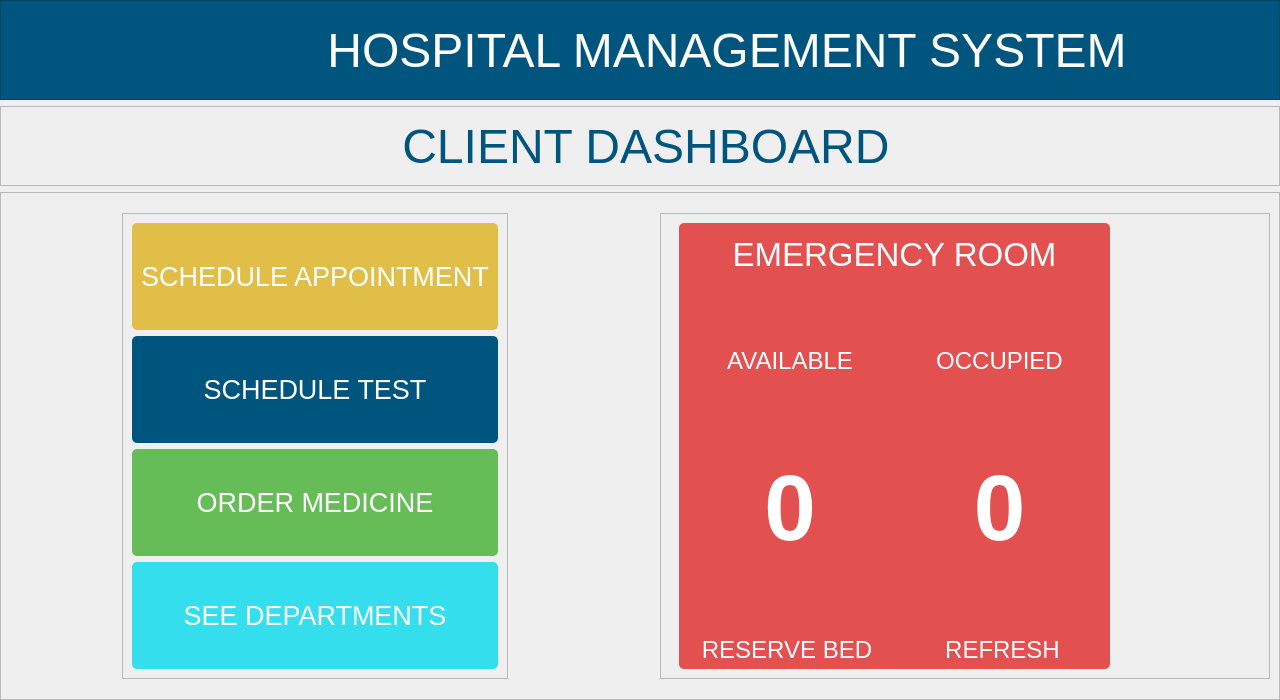
Qt form hospital_management_system/layouts/client/homepage_client.ui (leviathan003/Python) before a commit.
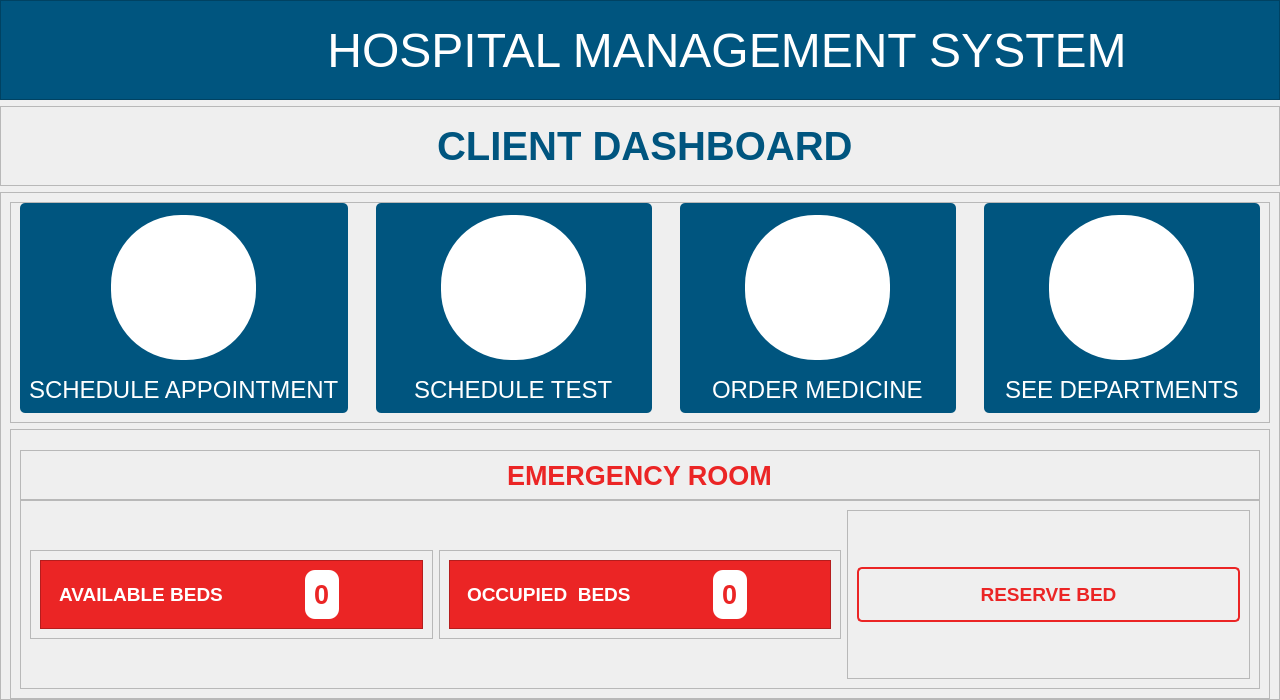
The same form after that commit. Icons and pictures are not drawn.

Diff of the .ui file:
```diff
--- a/hospital_management_system/layouts/client/homepage_client.ui
+++ b/hospital_management_system/layouts/client/homepage_client.ui
@@ -188,6 +188,12 @@
     </item>
     <item>
      <widget class="QFrame" name="frame_15">
+      <property name="minimumSize">
+       <size>
+        <width>0</width>
+        <height>80</height>
+       </size>
+      </property>
       <property name="maximumSize">
        <size>
         <width>16777215</width>
@@ -211,7 +217,9 @@
         <widget class="QLabel" name="label_19">
          <property name="font">
           <font>
-           <pointsize>36</pointsize>
+           <pointsize>30</pointsize>
+           <weight>75</weight>
+           <bold>true</bold>
           </font>
          </property>
          <property name="styleSheet">
@@ -226,41 +234,49 @@
      </widget>
     </item>
     <item>
-     <widget class="QFrame" name="frame_2">
-      <property name="styleSheet">
-       <string notr="true"/>
-      </property>
+     <widget class="QFrame" name="frame">
       <property name="frameShape">
        <enum>QFrame::StyledPanel</enum>
       </property>
       <property name="frameShadow">
        <enum>QFrame::Raised</enum>
       </property>
-      <layout class="QHBoxLayout" name="horizontalLayout_2">
-       <property name="spacing">
-        <number>40</number>
-       </property>
-       <property name="topMargin">
-        <number>20</number>
-       </property>
-       <property name="bottomMargin">
-        <number>20</number>
-       </property>
-       <item alignment="Qt::AlignHCenter">
-        <widget class="QFrame" name="grid_user_data">
+      <layout class="QVBoxLayout" name="verticalLayout_3">
+       <item>
+        <widget class="QFrame" name="frame_2">
          <property name="frameShape">
           <enum>QFrame::StyledPanel</enum>
          </property>
          <property name="frameShadow">
           <enum>QFrame::Raised</enum>
          </property>
-         <layout class="QVBoxLayout" name="verticalLayout_5">
-          <item>
-           <widget class="QFrame" name="appnt_frame">
+         <layout class="QGridLayout" name="gridLayout">
+          <property name="topMargin">
+           <number>0</number>
+          </property>
+          <property name="bottomMargin">
+           <number>9</number>
+          </property>
+          <property name="horizontalSpacing">
+           <number>28</number>
+          </property>
+          <property name="verticalSpacing">
+           <number>0</number>
+          </property>
+          <item row="0" column="1">
+           <widget class="QFrame" name="sch_test_frame">
+            <property name="maximumSize">
+             <size>
+              <width>16777215</width>
+              <height>210</height>
+             </size>
+            </property>
+            <property name="cursor">
+             <cursorShape>PointingHandCursor</cursorShape>
+            </property>
             <property name="styleSheet">
-             <string notr="true">background-color:#E0BE47;
-border-radius:5px;
-color:white;</string>
+             <string notr="true">background-color:rgb(0, 85, 127);
+border-radius:5px;</string>
             </property>
             <property name="frameShape">
              <enum>QFrame::StyledPanel</enum>
@@ -268,84 +284,197 @@
             <property name="frameShadow">
              <enum>QFrame::Raised</enum>
             </property>
-            <layout class="QVBoxLayout" name="verticalLayout_6">
+            <layout class="QVBoxLayout" name="verticalLayout_5">
              <property name="spacing">
-              <number>6</number>
+              <number>20</number>
              </property>
-             <item>
-              <widget class="QLabel" name="label_7">
-               <property name="font">
-                <font>
-                 <pointsize>20</pointsize>
-                </font>
-               </property>
-               <property name="cursor">
-                <cursorShape>PointingHandCursor</cursorShape>
+             <property name="topMargin">
+              <number>12</number>
+             </property>
+             <item alignment="Qt::AlignHCenter">
+              <widget class="QFrame" name="frame_9">
+               <property name="minimumSize">
+                <size>
+                 <width>145</width>
+                 <height>145</height>
+                </size>
                </property>
                <property name="styleSheet">
-                <string notr="true"/>
+                <string notr="true">background:white;
+border-radius:70px;</string>
                </property>
-               <property name="text">
-                <string>SCHEDULE APPOINTMENT</string>
+               <property name="frameShape">
+                <enum>QFrame::StyledPanel</enum>
                </property>
-               <property name="alignment">
-                <set>Qt::AlignCenter</set>
+               <property name="frameShadow">
+                <enum>QFrame::Raised</enum>
                </property>
-               <property name="margin">
-                <number>6</number>
-               </property>
+               <layout class="QGridLayout" name="gridLayout_5">
+                <item row="0" column="0">
+                 <widget class="QLabel" name="label_9">
+                  <property name="minimumSize">
+                   <size>
+                    <width>100</width>
+                    <height>80</height>
+                   </size>
+                  </property>
+                  <property name="maximumSize">
+                   <size>
+                    <width>100</width>
+                    <height>80</height>
+                   </size>
+                  </property>
+                  <property name="text">
+                   <string/>
+                  </property>
+                  <property name="pixmap">
+                   <pixmap resource="../../assets/resources.qrc">:/reosurces_logo/test-tube-8-svgrepo-com.svg</pixmap>
+                  </property>
+                  <property name="scaledContents">
+                   <bool>true</bool>
+                  </property>
+                 </widget>
+                </item>
+               </layout>
               </widget>
              </item>
-            </layout>
-           </widget>
-          </item>
-          <item>
-           <widget class="QFrame" name="tests_frame">
-            <property name="cursor">
-             <cursorShape>ArrowCursor</cursorShape>
-            </property>
-            <property name="styleSheet">
-             <string notr="true">background-color:rgb(0, 85, 127);
-border-radius:5px;
-color:white;</string>
-            </property>
-            <property name="frameShape">
-             <enum>QFrame::StyledPanel</enum>
-            </property>
-            <property name="frameShadow">
-             <enum>QFrame::Raised</enum>
-            </property>
-            <layout class="QVBoxLayout" name="verticalLayout_7">
-             <item>
-              <widget class="QLabel" name="label_10">
+             <item alignment="Qt::AlignHCenter">
+              <widget class="QLabel" name="label_2">
                <property name="font">
                 <font>
-                 <pointsize>20</pointsize>
+                 <pointsize>18</pointsize>
                 </font>
                </property>
-               <property name="cursor">
-                <cursorShape>PointingHandCursor</cursorShape>
+               <property name="styleSheet">
+                <string notr="true">text-align: center;
+color:white;</string>
                </property>
                <property name="text">
                 <string>SCHEDULE TEST</string>
                </property>
-               <property name="alignment">
-                <set>Qt::AlignCenter</set>
+              </widget>
+             </item>
+            </layout>
+           </widget>
+          </item>
+          <item row="0" column="0">
+           <widget class="QFrame" name="sch_appnt_frame">
+            <property name="maximumSize">
+             <size>
+              <width>16777215</width>
+              <height>210</height>
+             </size>
+            </property>
+            <property name="cursor">
+             <cursorShape>PointingHandCursor</cursorShape>
+            </property>
+            <property name="styleSheet">
+             <string notr="true">background-color:rgb(0, 85, 127);
+border-radius:5px;</string>
+            </property>
+            <property name="frameShape">
+             <enum>QFrame::StyledPanel</enum>
+            </property>
+            <property name="frameShadow">
+             <enum>QFrame::Raised</enum>
+            </property>
+            <layout class="QVBoxLayout" name="verticalLayout_4">
+             <property name="spacing">
+              <number>20</number>
+             </property>
+             <property name="topMargin">
+              <number>12</number>
+             </property>
+             <item alignment="Qt::AlignHCenter">
+              <widget class="QFrame" name="frame_8">
+               <property name="minimumSize">
+                <size>
+                 <width>145</width>
+                 <height>145</height>
+                </size>
                </property>
-               <property name="margin">
-                <number>6</number>
+               <property name="maximumSize">
+                <size>
+                 <width>145</width>
+                 <height>145</height>
+                </size>
                </property>
+               <property name="styleSheet">
+                <string notr="true">background:white;
+border-radius:70px;
+align-contents:center;</string>
+               </property>
+               <property name="frameShape">
+                <enum>QFrame::StyledPanel</enum>
+               </property>
+               <property name="frameShadow">
+                <enum>QFrame::Raised</enum>
+               </property>
+               <layout class="QGridLayout" name="gridLayout_4">
+                <property name="topMargin">
+                 <number>9</number>
+                </property>
+                <item row="0" column="0">
+                 <widget class="QLabel" name="label_8">
+                  <property name="minimumSize">
+                   <size>
+                    <width>80</width>
+                    <height>80</height>
+                   </size>
+                  </property>
+                  <property name="maximumSize">
+                   <size>
+                    <width>80</width>
+                    <height>80</height>
+                   </size>
+                  </property>
+                  <property name="text">
+                   <string/>
+                  </property>
+                  <property name="pixmap">
+                   <pixmap resource="../../assets/resources.qrc">:/reosurces_logo/calendar-svgrepo-com.svg</pixmap>
+                  </property>
+                  <property name="scaledContents">
+                   <bool>true</bool>
+                  </property>
+                 </widget>
+                </item>
+               </layout>
               </widget>
              </item>
+             <item alignment="Qt::AlignHCenter">
+              <widget class="QLabel" name="label">
+               <property name="font">
+                <font>
+                 <pointsize>18</pointsize>
+                </font>
+               </property>
+               <property name="styleSheet">
+                <string notr="true">text-align:center;
+color:white;</string>
+               </property>
+               <property name="text">
+                <string>SCHEDULE APPOINTMENT</string>
+               </property>
+              </widget>
+             </item>
             </layout>
            </widget>
           </item>
-          <item>
-           <widget class="QFrame" name="orders_frame">
+          <item row="0" column="2">
+           <widget class="QFrame" name="order_med_frame">
+            <property name="maximumSize">
+             <size>
+              <width>16777215</width>
+              <height>210</height>
+             </size>
+            </property>
+            <property name="cursor">
+             <cursorShape>PointingHandCursor</cursorShape>
+            </property>
             <property name="styleSheet">
-             <string notr="true">background-color:#66bd58;
-border-radius:5px;
-color:white;</string>
+             <string notr="true">background-color:rgb(0, 85, 127);
+border-radius:5px;</string>
             </property>
             <property name="frameShape">
              <enum>QFrame::StyledPanel</enum>
@@ -353,37 +482,93 @@
             <property name="frameShadow">
              <enum>QFrame::Raised</enum>
             </property>
-            <layout class="QVBoxLayout" name="verticalLayout_8">
-             <item>
-              <widget class="QLabel" name="label_13">
+            <layout class="QVBoxLayout" name="verticalLayout_6">
+             <property name="spacing">
+              <number>20</number>
+             </property>
+             <property name="topMargin">
+              <number>12</number>
+             </property>
+             <item alignment="Qt::AlignHCenter">
+              <widget class="QFrame" name="frame_10">
+               <property name="minimumSize">
+                <size>
+                 <width>145</width>
+                 <height>145</height>
+                </size>
+               </property>
+               <property name="styleSheet">
+                <string notr="true">background:white;
+border-radius:70px;</string>
+               </property>
+               <property name="frameShape">
+                <enum>QFrame::StyledPanel</enum>
+               </property>
+               <property name="frameShadow">
+                <enum>QFrame::Raised</enum>
+               </property>
+               <layout class="QGridLayout" name="gridLayout_6">
+                <item row="0" column="0">
+                 <widget class="QLabel" name="label_10">
+                  <property name="minimumSize">
+                   <size>
+                    <width>75</width>
+                    <height>85</height>
+                   </size>
+                  </property>
+                  <property name="maximumSize">
+                   <size>
+                    <width>75</width>
+                    <height>85</height>
+                   </size>
+                  </property>
+                  <property name="text">
+                   <string/>
+                  </property>
+                  <property name="pixmap">
+                   <pixmap resource="../../assets/resources.qrc">:/reosurces_logo/medicine-bottle-svgrepo-com.svg</pixmap>
+                  </property>
+                  <property name="scaledContents">
+                   <bool>true</bool>
+                  </property>
+                 </widget>
+                </item>
+               </layout>
+              </widget>
+             </item>
+             <item alignment="Qt::AlignHCenter">
+              <widget class="QLabel" name="label_3">
                <property name="font">
                 <font>
-                 <pointsize>20</pointsize>
+                 <pointsize>18</pointsize>
                 </font>
                </property>
-               <property name="cursor">
-                <cursorShape>PointingHandCursor</cursorShape>
+               <property name="styleSheet">
+                <string notr="true">text-align:center;
+color:white;</string>
                </property>
                <property name="text">
                 <string>ORDER MEDICINE</string>
                </property>
-               <property name="alignment">
-                <set>Qt::AlignCenter</set>
-               </property>
-               <property name="margin">
-                <number>6</number>
-               </property>
               </widget>
              </item>
             </layout>
            </widget>
           </item>
-          <item>
-           <widget class="QFrame" name="depts_frame">
+          <item row="0" column="3">
+           <widget class="QFrame" name="see_dept_frame">
+            <property name="maximumSize">
+             <size>
+              <width>16777215</width>
+              <height>210</height>
+             </size>
+            </property>
+            <property name="cursor">
+             <cursorShape>PointingHandCursor</cursorShape>
+            </property>
             <property name="styleSheet">
-             <string notr="true">background-color:#34deed;
-border-radius:5px;
-color:white;</string>
+             <string notr="true">background-color:rgb(0, 85, 127);
+border-radius:5px;</string>
             </property>
             <property name="frameShape">
              <enum>QFrame::StyledPanel</enum>
@@ -391,32 +576,77 @@
             <property name="frameShadow">
              <enum>QFrame::Raised</enum>
             </property>
-            <layout class="QVBoxLayout" name="verticalLayout_9">
+            <layout class="QVBoxLayout" name="verticalLayout_7">
              <property name="spacing">
-              <number>6</number>
+              <number>20</number>
              </property>
-             <item>
-              <widget class="QLabel" name="label_8">
+             <property name="topMargin">
+              <number>12</number>
+             </property>
+             <item alignment="Qt::AlignHCenter">
+              <widget class="QFrame" name="frame_11">
+               <property name="minimumSize">
+                <size>
+                 <width>145</width>
+                 <height>145</height>
+                </size>
+               </property>
+               <property name="styleSheet">
+                <string notr="true">background:white;
+border-radius:70px;</string>
+               </property>
+               <property name="frameShape">
+                <enum>QFrame::StyledPanel</enum>
+               </property>
+               <property name="frameShadow">
+                <enum>QFrame::Raised</enum>
+               </property>
+               <layout class="QGridLayout" name="gridLayout_7">
+                <item row="0" column="0">
+                 <widget class="QLabel" name="label_11">
+                  <property name="minimumSize">
+                   <size>
+                    <width>70</width>
+                    <height>80</height>
+                   </size>
+                  </property>
+                  <property name="maximumSize">
+                   <size>
+                    <width>70</width>
+                    <height>80</height>
+                   </size>
+                  </property>
+                  <property name="text">
+                   <string/>
+                  </property>
+                  <property name="pixmap">
+                   <pixmap resource="../../assets/resources.qrc">:/reosurces_logo/customer-service-svgrepo-com.svg</pixmap>
+                  </property>
+                  <property name="scaledContents">
+                   <bool>true</bool>
+                  </property>
+                 </widget>
+                </item>
+               </layout>
+              </widget>
+             </item>
+             <item alignment="Qt::AlignHCenter">
+              <widget class="QLabel" name="label_4">
                <property name="font">
                 <font>
-                 <pointsize>20</pointsize>
+                 <pointsize>18</pointsize>
                 </font>
                </property>
                <property name="cursor">
                 <cursorShape>PointingHandCursor</cursorShape>
                </property>
                <property name="styleSheet">
-                <string notr="true"/>
+                <string notr="true">text-align:center;
+color:white;</string>
                </property>
                <property name="text">
                 <string>SEE DEPARTMENTS</string>
                </property>
-               <property name="alignment">
-                <set>Qt::AlignCenter</set>
-               </property>
-               <property name="margin">
-                <number>6</number>
-               </property>
               </widget>
              </item>
             </layout>
@@ -426,30 +656,33 @@
         </widget>
        </item>
        <item>
-        <widget class="QFrame" name="frame_5">
+        <widget class="QFrame" name="frame_3">
+         <property name="minimumSize">
+          <size>
+           <width>0</width>
+           <height>270</height>
+          </size>
+         </property>
          <property name="frameShape">
           <enum>QFrame::StyledPanel</enum>
          </property>
          <property name="frameShadow">
           <enum>QFrame::Raised</enum>
          </property>
-         <layout class="QVBoxLayout" name="verticalLayout_3">
+         <layout class="QVBoxLayout" name="verticalLayout_8">
           <property name="spacing">
            <number>0</number>
           </property>
           <property name="topMargin">
-           <number>0</number>
-          </property>
-          <property name="rightMargin">
-           <number>150</number>
-          </property>
-          <property name="bottomMargin">
-           <number>0</number>
+           <number>20</number>
           </property>
           <item>
-           <widget class="QFrame" name="frame_emergency">
-            <property name="styleSheet">
-             <string notr="true">border-radius:5px;</string>
+           <widget class="QFrame" name="frame_4">
+            <property name="maximumSize">
+             <size>
+              <width>16777215</width>
+              <height>50</height>
+             </size>
             </property>
             <property name="frameShape">
              <enum>QFrame::StyledPanel</enum>
@@ -457,200 +690,249 @@
             <property name="frameShadow">
              <enum>QFrame::Raised</enum>
             </property>
-            <layout class="QGridLayout" name="gridLayout">
-             <property name="spacing">
-              <number>0</number>
-             </property>
-             <item row="0" column="0" colspan="2">
-              <widget class="QLabel" name="emergency_label">
-               <property name="maximumSize">
-                <size>
-                 <width>16777215</width>
-                 <height>50</height>
-                </size>
-               </property>
+            <layout class="QGridLayout" name="gridLayout_2">
+             <item row="0" column="0" alignment="Qt::AlignHCenter">
+              <widget class="QLabel" name="label_5">
                <property name="font">
                 <font>
-                 <pointsize>25</pointsize>
+                 <pointsize>20</pointsize>
+                 <weight>75</weight>
+                 <bold>true</bold>
                 </font>
                </property>
                <property name="styleSheet">
-                <string notr="true">background-color:#E35050;
-color:white;
-border-bottom-left-radius:0px;
-border-bottom-right-radius:0px;
+                <string notr="true">color: rgba(235, 37, 37, 1);
 </string>
                </property>
                <property name="text">
                 <string>EMERGENCY ROOM</string>
                </property>
-               <property name="alignment">
-                <set>Qt::AlignBottom|Qt::AlignHCenter</set>
-               </property>
               </widget>
              </item>
-             <item row="1" column="0" colspan="2">
-              <widget class="QFrame" name="frame_4">
-               <property name="styleSheet">
-                <string notr="true">background-color:#E35050;
-color:white;
-border-radius:0px</string>
-               </property>
+            </layout>
+           </widget>
+          </item>
+          <item>
+           <widget class="QFrame" name="frame_5">
+            <property name="frameShape">
+             <enum>QFrame::StyledPanel</enum>
+            </property>
+            <property name="frameShadow">
+             <enum>QFrame::Raised</enum>
+            </property>
+            <layout class="QGridLayout" name="gridLayout_3">
+             <item row="0" column="0" alignment="Qt::AlignVCenter">
+              <widget class="QFrame" name="avail_bed_frame">
                <property name="frameShape">
                 <enum>QFrame::StyledPanel</enum>
                </property>
                <property name="frameShadow">
                 <enum>QFrame::Raised</enum>
                </property>
-               <layout class="QGridLayout" name="gridLayout_2">
-                <property name="topMargin">
-                 <number>0</number>
-                </property>
-                <property name="bottomMargin">
-                 <number>0</number>
-                </property>
-                <property name="verticalSpacing">
-                 <number>6</number>
-                </property>
-                <item row="0" column="0">
-                 <widget class="QLabel" name="label_3">
-                  <property name="font">
-                   <font>
-                    <pointsize>18</pointsize>
-                   </font>
+               <layout class="QVBoxLayout" name="verticalLayout_9">
+                <item>
+                 <widget class="QFrame" name="frame_6">
+                  <property name="minimumSize">
+                   <size>
+                    <width>0</width>
+                    <height>0</height>
+                   </size>
                   </property>
                   <property name="styleSheet">
-                   <string notr="true"/>
+                   <string notr="true">background-color:rgba(235, 37, 37, 1);
+color:white;</string>
                   </property>
-                  <property name="text">
-                   <string>AVAILABLE</string>
+                  <property name="frameShape">
+                   <enum>QFrame::StyledPanel</enum>
                   </property>
-                  <property name="alignment">
-                   <set>Qt::AlignCenter</set>
+                  <property name="frameShadow">
+                   <enum>QFrame::Raised</enum>
                   </property>
+                  <layout class="QHBoxLayout" name="horizontalLayout_2">
+                   <property name="spacing">
+                    <number>0</number>
+                   </property>
+                   <item alignment="Qt::AlignHCenter">
+                    <widget class="QLabel" name="label_6">
+                     <property name="font">
+                      <font>
+                       <pointsize>14</pointsize>
+                       <weight>75</weight>
+                       <bold>true</bold>
+                      </font>
+                     </property>
+                     <property name="styleSheet">
+                      <string notr="true">color: white;
+</string>
+                     </property>
+                     <property name="text">
+                      <string>AVAILABLE BEDS</string>
+                     </property>
+                    </widget>
+                   </item>
+                   <item alignment="Qt::AlignHCenter">
+                    <widget class="QFrame" name="frame_7">
+                     <property name="styleSheet">
+                      <string notr="true">background:white;
+border-radius:10px;</string>
+                     </property>
+                     <property name="frameShape">
+                      <enum>QFrame::StyledPanel</enum>
+                     </property>
+                     <property name="frameShadow">
+                      <enum>QFrame::Raised</enum>
+                     </property>
+                     <layout class="QVBoxLayout" name="verticalLayout_12">
+                      <item>
+                       <widget class="QLabel" name="avail_bed_disp">
+                        <property name="font">
+                         <font>
+                          <pointsize>20</pointsize>
+                          <weight>75</weight>
+                          <bold>true</bold>
+                         </font>
+                        </property>
+                        <property name="styleSheet">
+                         <string notr="true">color:rgba(235, 37, 37, 1);</string>
+                        </property>
+                        <property name="text">
+                         <string>0</string>
+                        </property>
+                       </widget>
+                      </item>
+                     </layout>
+                    </widget>
+                   </item>
+                  </layout>
                  </widget>
                 </item>
-                <item row="0" column="1">
-                 <widget class="QLabel" name="label_4">
-                  <property name="font">
-                   <font>
-                    <pointsize>18</pointsize>
-                   </font>
+               </layout>
+              </widget>
+             </item>
+             <item row="0" column="1" alignment="Qt::AlignVCenter">
+              <widget class="QFrame" name="empty_bed_frame">
+               <property name="frameShape">
+                <enum>QFrame::StyledPanel</enum>
+               </property>
+               <property name="frameShadow">
+                <enum>QFrame::Raised</enum>
+               </property>
+               <layout class="QVBoxLayout" name="verticalLayout_11">
+                <item>
+                 <widget class="QFrame" name="frame_12">
+                  <property name="styleSheet">
+                   <string notr="true">background-color:rgba(235, 37, 37, 1);
+color:white;</string>
                   </property>
-                  <property name="text">
-                   <string>OCCUPIED</string>
+                  <property name="frameShape">
+                   <enum>QFrame::StyledPanel</enum>
                   </property>
-                  <property name="alignment">
-                   <set>Qt::AlignCenter</set>
+                  <property name="frameShadow">
+                   <enum>QFrame::Raised</enum>
                   </property>
+                  <layout class="QHBoxLayout" name="horizontalLayout_3">
+                   <property name="spacing">
+                    <number>0</number>
+                   </property>
+                   <item alignment="Qt::AlignHCenter">
+                    <widget class="QLabel" name="label_7">
+                     <property name="font">
+                      <font>
+                       <pointsize>14</pointsize>
+                       <weight>75</weight>
+                       <bold>true</bold>
+                      </font>
+                     </property>
+                     <property name="styleSheet">
+                      <string notr="true">color: white;
+</string>
+                     </property>
+                     <property name="text">
+                      <string>OCCUPIED  BEDS</string>
+                     </property>
+                    </widget>
+                   </item>
+                   <item alignment="Qt::AlignHCenter">
+                    <widget class="QFrame" name="frame_13">
+                     <property name="styleSheet">
+                      <string notr="true">background:white;
+border-radius:10px;</string>
+                     </property>
+                     <property name="frameShape">
+                      <enum>QFrame::StyledPanel</enum>
+                     </property>
+                     <property name="frameShadow">
+                      <enum>QFrame::Raised</enum>
+                     </property>
+                     <layout class="QVBoxLayout" name="verticalLayout_13">
+                      <item>
+                       <widget class="QLabel" name="occup_bed_disp">
+                        <property name="font">
+                         <font>
+                          <pointsize>20</pointsize>
+                          <weight>75</weight>
+                          <bold>true</bold>
+                         </font>
+                        </property>
+                        <property name="styleSheet">
+                         <string notr="true">color:rgba(235, 37, 37, 1);</string>
+                        </property>
+                        <property name="text">
+                         <string>0</string>
+                        </property>
+                       </widget>
+                      </item>
+                     </layout>
+                    </widget>
+                   </item>
+                  </layout>
                  </widget>
                 </item>
-                <item row="1" column="0">
-                 <widget class="QLabel" name="emer_avail_count_label">
+               </layout>
+              </widget>
+             </item>
+             <item row="0" column="2">
+              <widget class="QFrame" name="reserve_bed_btn_frame">
+               <property name="frameShape">
+                <enum>QFrame::StyledPanel</enum>
+               </property>
+               <property name="frameShadow">
+                <enum>QFrame::Raised</enum>
+               </property>
+               <layout class="QVBoxLayout" name="verticalLayout_10">
+                <item>
+                 <widget class="QPushButton" name="reserveBtn">
+                  <property name="minimumSize">
+                   <size>
+                    <width>0</width>
+                    <height>35</height>
+                   </size>
+                  </property>
                   <property name="font">
                    <font>
-                    <pointsize>70</pointsize>
+                    <pointsize>14</pointsize>
                     <weight>75</weight>
                     <bold>true</bold>
                    </font>
                   </property>
-                  <property name="text">
-                   <string>0</string>
+                  <property name="cursor">
+                   <cursorShape>PointingHandCursor</cursorShape>
                   </property>
-                  <property name="alignment">
-                   <set>Qt::AlignHCenter|Qt::AlignTop</set>
+                  <property name="styleSheet">
+                   <string notr="true">color: rgba(235, 37, 37, 1);
+background:transparent;
+border: 2px solid rgba(235, 37, 37, 1);
+padding: 14px 28px;
+border-radius:5px;</string>
                   </property>
-                 </widget>
-                </item>
-                <item row="1" column="1">
-                 <widget class="QLabel" name="emer_occup_count_label">
-                  <property name="font">
-                   <font>
-                    <pointsize>70</pointsize>
-                    <weight>75</weight>
-                    <bold>true</bold>
-                   </font>
-                  </property>
                   <property name="text">
-                   <string>0</string>
+                   <string>RESERVE BED</string>
                   </property>
-                  <property name="alignment">
-                   <set>Qt::AlignHCenter|Qt::AlignTop</set>
-                  </property>
                  </widget>
                 </item>
                </layout>
               </widget>
              </item>
-             <item row="2" column="0">
-              <widget class="QPushButton" name="reserveEmerBedBtn">
-               <property name="minimumSize">
-                <size>
-                 <width>0</width>
-                 <height>35</height>
-                </size>
-               </property>
-               <property name="font">
-                <font>
-                 <pointsize>18</pointsize>
-                </font>
-               </property>
-               <property name="cursor">
-                <cursorShape>PointingHandCursor</cursorShape>
-               </property>
-               <property name="focusPolicy">
-                <enum>Qt::StrongFocus</enum>
-               </property>
-               <property name="styleSheet">
-                <string notr="true">border-top-left-radius:0px;
-border-top-right-radius:0px;
-border-bottom-right-radius:0px;
-background-color:#E35050;
-color:white;
-padding:5px;
-</string>
-               </property>
-               <property name="text">
-                <string>RESERVE BED</string>
-               </property>
-               <property name="default">
-                <bool>false</bool>
-               </property>
-               <property name="flat">
-                <bool>true</bool>
-               </property>
-              </widget>
-             </item>
-             <item row="2" column="1">
-              <widget class="QPushButton" name="refreshBtn">
-               <property name="minimumSize">
-                <size>
-                 <width>0</width>
-                 <height>35</height>
-                </size>
-               </property>
-               <property name="font">
-                <font>
-                 <pointsize>18</pointsize>
-                </font>
-               </property>
-               <property name="cursor">
-                <cursorShape>PointingHandCursor</cursorShape>
-               </property>
-               <property name="styleSheet">
-                <string notr="true">background-color:#E35050;
-color:white;
-border-top-left-radius:0px;
-border-top-right-radius:0px;
-border-bottom-left-radius:0px;
-padding:5px;
-</string>
-               </property>
-               <property name="text">
-                <string>REFRESH</string>
-               </property>
-              </widget>
-             </item>
             </layout>
            </widget>
           </item>
```
Left out of the diff: 3 changed lines with no effect on the pictures.
